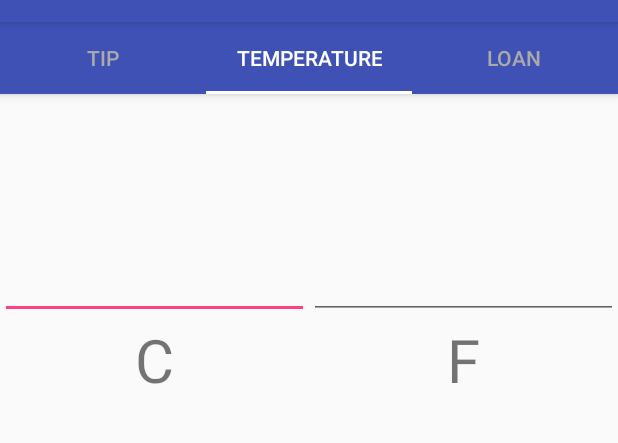
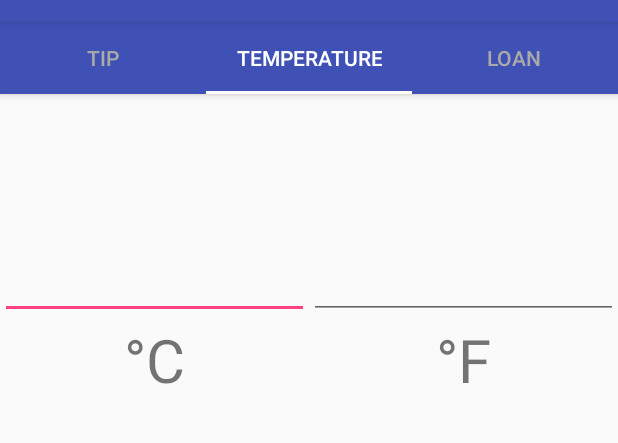
Before and after one commit to xiaoma318/CalDog, an Android app: the screen it shows after launch (MainActivity), tab 2 chosen, on a phone screen of 412 x 824 dp, the part 62-505 px from its top. Run offline under Robolectric (Android 15) with nearby library versions, the phone set to English and light mode, and no system bars.

Commit message:
fix bugs

```diff
--- a/app/src/main/java/com/cm/dog/MainActivity.java
+++ b/app/src/main/java/com/cm/dog/MainActivity.java
@@ -7,7 +7,6 @@ import android.support.v4.app.FragmentManager;
 import android.support.v4.app.FragmentPagerAdapter;
 import android.support.v4.view.ViewPager;
 import android.support.v7.app.AppCompatActivity;
-
 
 import com.cm.dog.fragments.DegreeFragment;
 import com.cm.dog.fragments.LoanFragment;
@@ -19,16 +18,13 @@ import java.util.List;
 
 public class MainActivity extends AppCompatActivity {
 
-    TabLayout tabLayout;
-    ViewPager viewPager;
-
     @Override
     protected void onCreate(Bundle savedInstanceState) {
         super.onCreate(savedInstanceState);
         setContentView(R.layout.activity_main);
 
-        tabLayout = (TabLayout) findViewById(R.id.tabs);
-        viewPager = (ViewPager) findViewById(R.id.viewpager);
+        TabLayout tabLayout = (TabLayout) findViewById(R.id.tabs);
+        ViewPager viewPager = (ViewPager) findViewById(R.id.viewpager);
 
         setupViewPager(viewPager);
         tabLayout.setupWithViewPager(viewPager);
--- a/app/src/main/java/com/cm/dog/fragments/TipFragment.java
+++ b/app/src/main/java/com/cm/dog/fragments/TipFragment.java
@@ -18,18 +18,20 @@ import android.widget.TextView;
 
 import com.cm.dog.R;
 
+import java.util.Locale;
+
 
 /**
  * Created by chenm on 1/11/2017.
  */
 
 public class TipFragment extends Fragment {
-    EditText etInput = null;
-    TextView tvTip, tvTotal, tvAvg, tvPeople;
-    RadioGroup gbSelect = null;
-    Spinner spinnerPeople = null;
-    int people = 1;
-    String numbers[] = {"1","2","3","4","5","6","7","8"};
+    private EditText etInput = null;
+    private TextView tvTip, tvTotal, tvAvg, tvPeople;
+    private RadioGroup gbSelect = null;
+    private Spinner spinnerPeople = null;
+    private int people = 1;
+    private String numbers[] = {"1","2","3","4","5","6","7","8"};
 
     SparseArray<Double> rateMap = new SparseArray<Double>(4) {
         {
@@ -101,9 +103,9 @@ public class TipFragment extends Fragment {
         } catch (Exception e) {
         }
 
-        tvTip.setText(String.format("$%.1f", actualRate * input ));
-        tvTotal.setText(String.format("$%.1f", actualRate * input + input));
-        tvAvg.setText(String.format("$%.1f", (actualRate * input + input) / people));
+        tvTip.setText(String.format(Locale.US, "$%.1f", actualRate * input ));
+        tvTotal.setText(String.format(Locale.US,"$%.1f", actualRate * input + input));
+        tvAvg.setText(String.format(Locale.US, "$%.1f", (actualRate * input + input) / people));
 
         InputMethodManager imm = (InputMethodManager) getActivity().getSystemService(Context.INPUT_METHOD_SERVICE);
         imm.hideSoftInputFromWindow(etInput.getWindowToken(), 0);
--- a/app/src/main/res/layout/fragment_degree.xml
+++ b/app/src/main/res/layout/fragment_degree.xml
@@ -36,7 +36,7 @@
             android:layout_weight="1"
             android:layout_height="wrap_content"
             android:textAlignment="center"
-            android:text="C"
+            android:text="@string/celsius"
             android:textSize="40sp"
             />
 
@@ -45,9 +45,8 @@
             android:layout_weight="1"
             android:layout_height="wrap_content"
             android:textAlignment="center"
-            android:text="F"
+            android:text="@string/fahrenheit"
             android:textSize="40sp"
-            android:inputType="number|numberDecimal|numberSigned"
             />
     </LinearLayout>
 </LinearLayout>
--- a/app/src/main/res/values/strings.xml
+++ b/app/src/main/res/values/strings.xml
@@ -1,3 +1,5 @@
 <resources>
     <string name="app_name">CalDog</string>
+    <string name="celsius">°C</string>
+    <string name="fahrenheit">°F</string>
 </resources>
```
Also changed, not shown: app/src/main/res/layout/fragment_tip.xml (+10 -10 lines).
